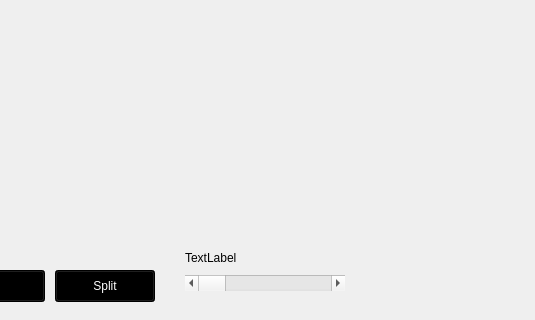
This is game.ui in jasonpliszak/BlackJackGame_EC327 as Qt 5 draws it before an edit; both pictures show x 315 to 850 and y 280 to 600 of the 850 by 600 pixel window. The edited form follows.
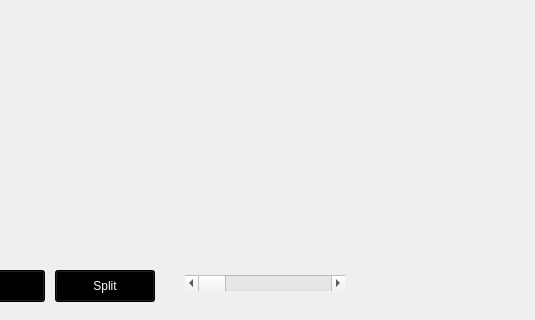
This is the edited form.

```diff
--- a/game.ui
+++ b/game.ui
@@ -665,13 +665,13 @@
    <property name="geometry">
     <rect>
      <x>500</x>
-     <y>530</y>
-     <width>58</width>
-     <height>16</height>
+     <y>525</y>
+     <width>111</width>
+     <height>21</height>
     </rect>
    </property>
    <property name="text">
-    <string>TextLabel</string>
+    <string/>
    </property>
   </widget>
   <widget class="QLabel" name="SplitScore">
```
